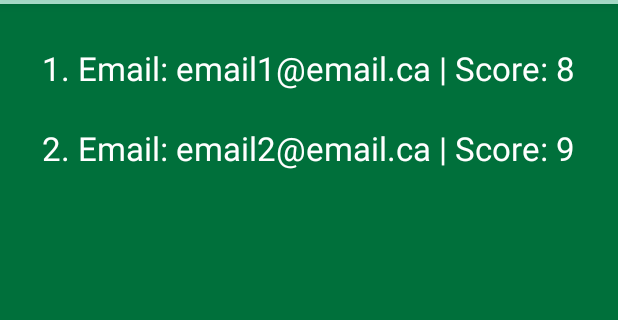
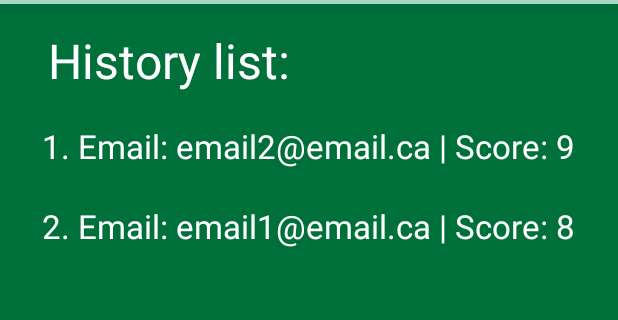
Before and after one commit to tpham20908/MobileDevelopment, an Android app: the screen it shows after launch (History), in the options menu, after a tap on "History", on a phone screen of 412 x 824 dp, the part 80-400 px from its top. Run offline under Robolectric (Android 15) with nearby library versions, the phone set to English and light mode, and no system bars.

```diff
--- a/Practices/6RTest/app/src/main/java/ca/ipd12/tung/a6rtest/DbHelper.java
+++ b/Practices/6RTest/app/src/main/java/ca/ipd12/tung/a6rtest/DbHelper.java
@@ -8,6 +8,8 @@ import android.database.sqlite.SQLiteOpenHelper;
 import android.util.Log;
 
 import java.util.ArrayList;
+import java.util.Collection;
+import java.util.Collections;
 import java.util.List;
 import java.util.concurrent.TimeoutException;
 
@@ -15,7 +17,7 @@ import ca.ipd12.tung.a6rtest.TestContract.*;
 
 public class DbHelper extends SQLiteOpenHelper {
     private static final String DATABASE_NAME = "6rtest.db";
-    private static final int DATABASE_VERSION = 4;
+    private static final int DATABASE_VERSION = 6;
     private SQLiteDatabase db;
 
     public DbHelper(Context context) {
@@ -85,19 +87,19 @@ public class DbHelper extends SQLiteOpenHelper {
             new Question("A tachometer on your motorcycle will show...?", "Total distance travelled since new", "Total distance travelled that day", "Engine revolutions", "Speed", 3)
         );
         questionList.add(
-            new Question("", "","", "", "", 0)
+            new Question("When you are taking a curve, you should be focused on...?", "The apex","The exit", "The centre line", "The road in front of you", 2)
         );
         questionList.add(
-                new Question("", "","", "", "", 0)
+                new Question("In normal riding, the ball of your right hand should be where, in relation to the throttle?", "Slightly below it","Level with it", "Any of these", "Slightly above it", 1)
         );
         questionList.add(
-                new Question("", "","", "", "", 0)
+                new Question("The choke on a motorcycle is used for what?", "Improving fuel consumption","Accelerating", "Starting from cold", "Engine braking", 3)
         );
         questionList.add(
-                new Question("", "","", "", "", 0)
+                new Question("When you're passing another vehicle, you shift from 3rd to 5th gear, missing out 4th. What effect will this have on the time it takes you to pass?", "Considerably increase","Considerably decrease", "It will stay the same", "Any of these depending on conditions", 1)
         );
         questionList.add(
-                new Question("", "","", "", "", 0)
+                new Question("You should release the clutch when changing gear...?", "Sharply","Gradually", "Slowly", "In jerk", 2)
         );
 
         for (Question question : questionList) {
@@ -146,6 +148,7 @@ public class DbHelper extends SQLiteOpenHelper {
             } while (c.moveToNext());
         }
         c.close();
+        Collections.reverse(participantList);
 
         return participantList;
     }
--- a/Practices/6RTest/app/src/main/res/layout/activity_history.xml
+++ b/Practices/6RTest/app/src/main/res/layout/activity_history.xml
@@ -7,10 +7,19 @@
     android:background="@color/appBackgroundColor"
     tools:context=".History">
 
+    <TextView
+        android:layout_width="wrap_content"
+        android:layout_height="wrap_content"
+        android:textColor="@color/bodyTextColor"
+        android:text="History list: "
+        android:paddingLeft="16dp"
+        android:textSize="32sp"/>
+
     <android.support.v7.widget.RecyclerView
         android:id="@+id/rc_view"
         android:layout_width="match_parent"
-        android:layout_height="match_parent">
+        android:layout_height="match_parent"
+        android:layout_marginTop="52dp">
     </android.support.v7.widget.RecyclerView>
 
 </FrameLayout>
--- a/Practices/6RTest/app/src/main/res/values/strings.xml
+++ b/Practices/6RTest/app/src/main/res/values/strings.xml
@@ -2,7 +2,7 @@
     <string name="app_name">6RTest</string>
     <string name="title">SAAQ Class 6R Practice</string>
     <string name="email_input_prompt">Please enter your email address</string>
-    <string name="score">Score: </string>
+    <string name="score">Score: 0</string>
     <string name="question_count">Question: </string>
 
     <string name="title_activity_history">History</string>
```
Also changed, not shown: Practices/6RTest/app/src/main/java/ca/ipd12/tung/a6rtest/TestActivity.java (+87 -6 lines), Practices/6RTest/app/src/main/res/layout/activity_test.xml (+17 -4 lines).
